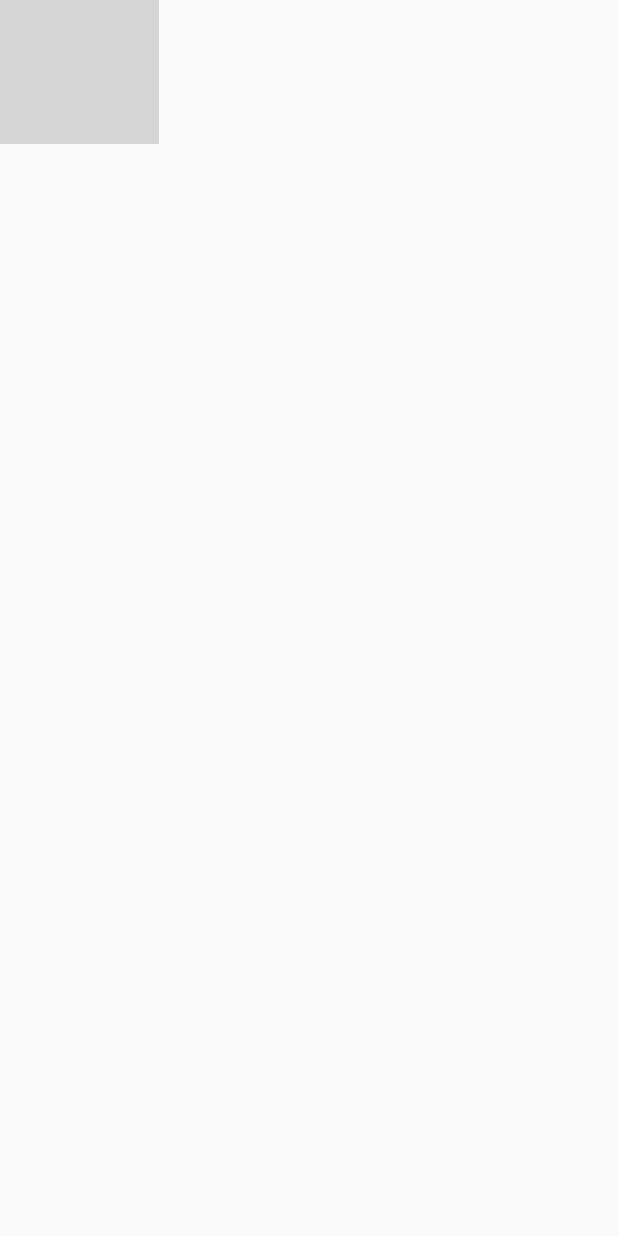
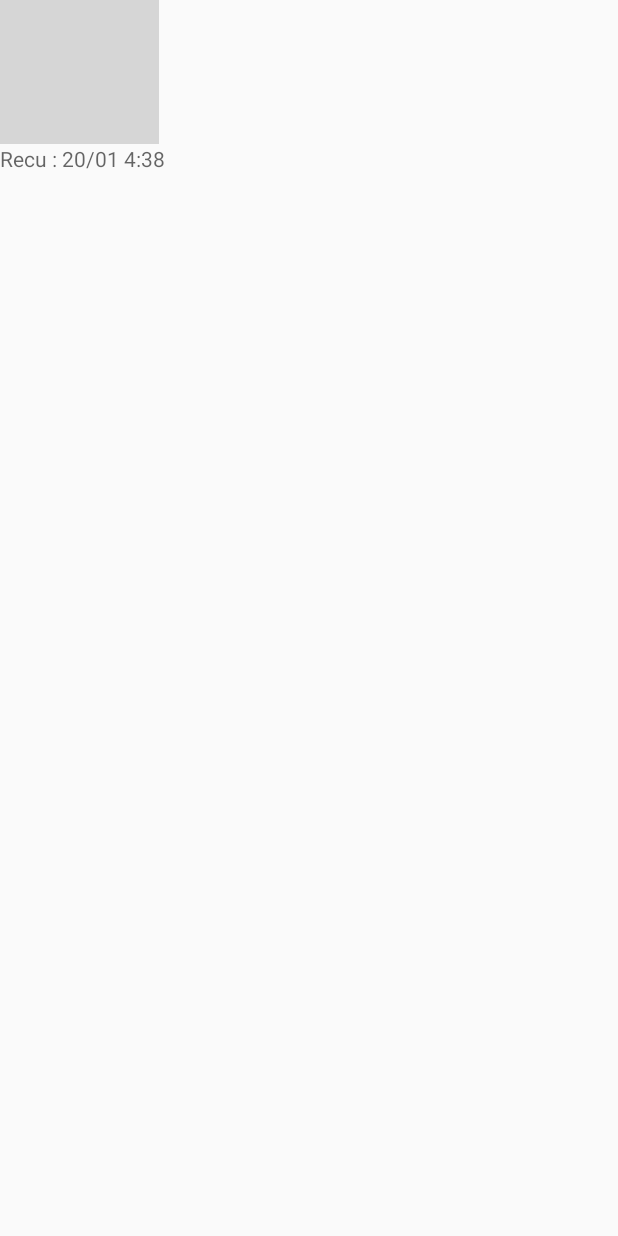
Before and after one commit to NicoLivesey/ChatErton, an Android app: the layout chatbubble.xml on its own in the app's theme, with its tools: preview values and no code run, on a phone screen of 412 x 824 dp. Run offline under Robolectric (Android 15) with nearby library versions, the phone set to English and light mode, and no system bars; grey boxes are pictures that could not be loaded.

Commit message:
Edit : Debut test design bubles

```diff
--- a/app/src/main/res/layout/chatbubble.xml
+++ b/app/src/main/res/layout/chatbubble.xml
@@ -1,8 +1,14 @@
 <?xml version="1.0" encoding="utf-8"?>
 <LinearLayout xmlns:android="http://schemas.android.com/apk/res/android"
+    xmlns:app="http://schemas.android.com/apk/res-auto"
     android:id="@+id/bubble_layout_parent"
     android:layout_width="wrap_content"
     android:layout_height="wrap_content" >
+
+    <LinearLayout
+        android:orientation="vertical"
+        android:layout_width="wrap_content"
+        android:layout_height="wrap_content">
 
         <LinearLayout
             android:id="@+id/bubble_layout"
@@ -18,6 +24,18 @@
                 android:layout_gravity="center"
                 android:text="Hi! new message"
                 android:textColor="@android:color/primary_text_light" />
+
+        </LinearLayout>
+
+        <TextView
+            android:text="Recu : 20/01 4:38"
+            android:layout_width="wrap_content"
+            android:layout_height="wrap_content"
+            android:id="@+id/textView"
+            android:layout_weight="1"
+            android:textAppearance="@android:style/TextAppearance.Small"
+            android:textAlignment="textEnd" />
+
     </LinearLayout>
 
 </LinearLayout>
```
Lines whose indentation alone changed are shown as unchanged.
